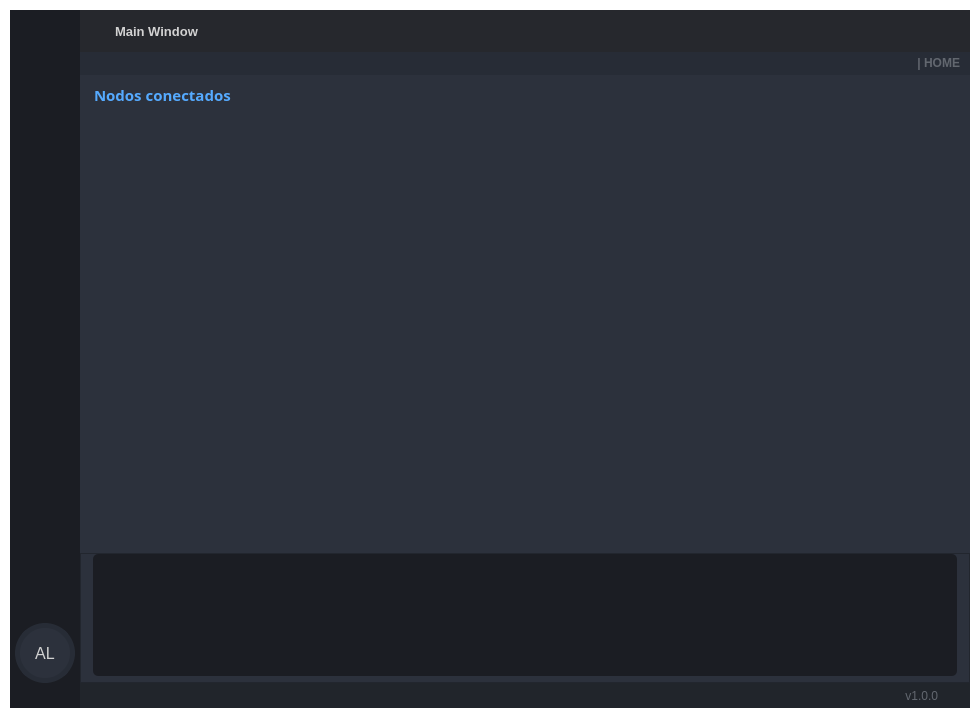
Above: visuals/GUI_BASE.ui from dariolggomez/HEATS-BOARD before the change. Below: the same form after it.
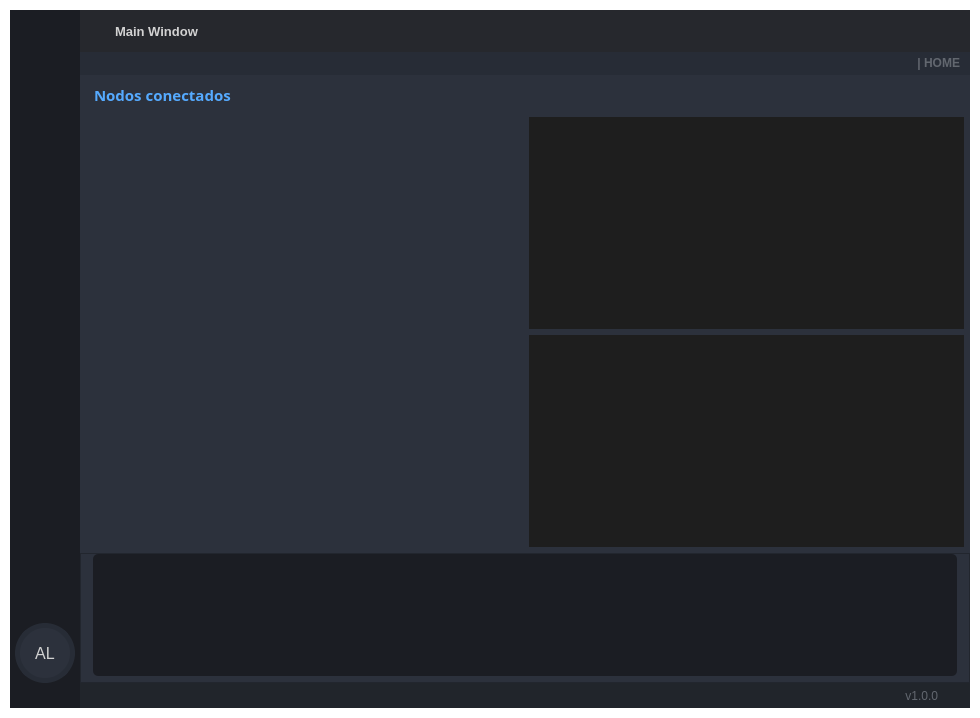
That is the form after the change. Icons and pictures are not drawn.

Commit message: load net table status

The edit to the form file:
```diff
--- a/visuals/GUI_BASE.ui
+++ b/visuals/GUI_BASE.ui
@@ -1765,24 +1765,786 @@
                              <enum>QFrame::Raised</enum>
                             </property>
                             <layout class="QVBoxLayout" name="verticalLayout_27">
+                             <property name="leftMargin">
+                              <number>0</number>
+                             </property>
+                             <property name="topMargin">
+                              <number>0</number>
+                             </property>
+                             <property name="rightMargin">
+                              <number>0</number>
+                             </property>
+                             <property name="bottomMargin">
+                              <number>0</number>
+                             </property>
                              <item>
                               <widget class="QFrame" name="frame_net_nodes">
                                <property name="frameShape">
-                                <enum>QFrame::StyledPanel</enum>
+                                <enum>QFrame::NoFrame</enum>
                                </property>
                                <property name="frameShadow">
                                 <enum>QFrame::Raised</enum>
                                </property>
+                               <layout class="QVBoxLayout" name="verticalLayout_33">
+                                <property name="leftMargin">
+                                 <number>0</number>
+                                </property>
+                                <property name="topMargin">
+                                 <number>0</number>
+                                </property>
+                                <property name="rightMargin">
+                                 <number>0</number>
+                                </property>
+                                <property name="bottomMargin">
+                                 <number>0</number>
+                                </property>
+                                <item>
+                                 <widget class="QTableWidget" name="netNodeStatusTable">
+                                  <property name="enabled">
+                                   <bool>true</bool>
+                                  </property>
+                                  <property name="sizePolicy">
+                                   <sizepolicy hsizetype="Preferred" vsizetype="Preferred">
+                                    <horstretch>0</horstretch>
+                                    <verstretch>0</verstretch>
+                                   </sizepolicy>
+                                  </property>
+                                  <property name="maximumSize">
+                                   <size>
+                                    <width>99999</width>
+                                    <height>1000</height>
+                                   </size>
+                                  </property>
+                                  <property name="palette">
+                                   <palette>
+                                    <active>
+                                     <colorrole role="WindowText">
+                                      <brush brushstyle="SolidPattern">
+                                       <color alpha="255">
+                                        <red>85</red>
+                                        <green>170</green>
+                                        <blue>255</blue>
+                                       </color>
+                                      </brush>
+                                     </colorrole>
+                                     <colorrole role="Button">
+                                      <brush brushstyle="SolidPattern">
+                                       <color alpha="255">
+                                        <red>30</red>
+                                        <green>30</green>
+                                        <blue>30</blue>
+                                       </color>
+                                      </brush>
+                                     </colorrole>
+                                     <colorrole role="Text">
+                                      <brush brushstyle="SolidPattern">
+                                       <color alpha="255">
+                                        <red>85</red>
+                                        <green>170</green>
+                                        <blue>255</blue>
+                                       </color>
+                                      </brush>
+                                     </colorrole>
+                                     <colorrole role="ButtonText">
+                                      <brush brushstyle="SolidPattern">
+                                       <color alpha="255">
+                                        <red>85</red>
+                                        <green>170</green>
+                                        <blue>255</blue>
+                                       </color>
+                                      </brush>
+                                     </colorrole>
+                                     <colorrole role="Base">
+                                      <brush brushstyle="SolidPattern">
+                                       <color alpha="255">
+                                        <red>30</red>
+                                        <green>30</green>
+                                        <blue>30</blue>
+                                       </color>
+                                      </brush>
+                                     </colorrole>
+                                     <colorrole role="Window">
+                                      <brush brushstyle="SolidPattern">
+                                       <color alpha="255">
+                                        <red>30</red>
+                                        <green>30</green>
+                                        <blue>30</blue>
+                                       </color>
+                                      </brush>
+                                     </colorrole>
+                                     <colorrole role="PlaceholderText">
+                                      <brush brushstyle="NoBrush">
+                                       <color alpha="128">
+                                        <red>85</red>
+                                        <green>170</green>
+                                        <blue>255</blue>
+                                       </color>
+                                      </brush>
+                                     </colorrole>
+                                    </active>
+                                    <inactive>
+                                     <colorrole role="WindowText">
+                                      <brush brushstyle="SolidPattern">
+                                       <color alpha="255">
+                                        <red>85</red>
+                                        <green>170</green>
+                                        <blue>255</blue>
+                                       </color>
+                                      </brush>
+                                     </colorrole>
+                                     <colorrole role="Button">
+                                      <brush brushstyle="SolidPattern">
+                                       <color alpha="255">
+                                        <red>30</red>
+                                        <green>30</green>
+                                        <blue>30</blue>
+                                       </color>
+                                      </brush>
+                                     </colorrole>
+                                     <colorrole role="Text">
+                                      <brush brushstyle="SolidPattern">
+                                       <color alpha="255">
+                                        <red>85</red>
+                                        <green>170</green>
+                                        <blue>255</blue>
+                                       </color>
+                                      </brush>
+                                     </colorrole>
+                                     <colorrole role="ButtonText">
+                                      <brush brushstyle="SolidPattern">
+                                       <color alpha="255">
+                                        <red>85</red>
+                                        <green>170</green>
+                                        <blue>255</blue>
+                                       </color>
+                                      </brush>
+                                     </colorrole>
+                                     <colorrole role="Base">
+                                      <brush brushstyle="SolidPattern">
+                                       <color alpha="255">
+                                        <red>30</red>
+                                        <green>30</green>
+                                        <blue>30</blue>
+                                       </color>
+                                      </brush>
+                                     </colorrole>
+                                     <colorrole role="Window">
+                                      <brush brushstyle="SolidPattern">
+                                       <color alpha="255">
+                                        <red>30</red>
+                                        <green>30</green>
+                                        <blue>30</blue>
+                                       </color>
+                                      </brush>
+                                     </colorrole>
+                                     <colorrole role="PlaceholderText">
+                                      <brush brushstyle="NoBrush">
+                                       <color alpha="128">
+                                        <red>85</red>
+                                        <green>170</green>
+                                        <blue>255</blue>
+                                       </color>
+                                      </brush>
+                                     </colorrole>
+                                    </inactive>
+                                    <disabled>
+                                     <colorrole role="WindowText">
+                                      <brush brushstyle="SolidPattern">
+                                       <color alpha="255">
+                                        <red>85</red>
+                                        <green>170</green>
+                                        <blue>255</blue>
+                                       </color>
+                                      </brush>
+                                     </colorrole>
+                                     <colorrole role="Button">
+                                      <brush brushstyle="SolidPattern">
+                                       <color alpha="255">
+                                        <red>30</red>
+                                        <green>30</green>
+                                        <blue>30</blue>
+                                       </color>
+                                      </brush>
+                                     </colorrole>
+                                     <colorrole role="Text">
+                                      <brush brushstyle="SolidPattern">
+                                       <color alpha="255">
+                                        <red>85</red>
+                                        <green>170</green>
+                                        <blue>255</blue>
+                                       </color>
+                                      </brush>
+                                     </colorrole>
+                                     <colorrole role="ButtonText">
+                                      <brush brushstyle="SolidPattern">
+                                       <color alpha="255">
+                                        <red>85</red>
+                                        <green>170</green>
+                                        <blue>255</blue>
+                                       </color>
+                                      </brush>
+                                     </colorrole>
+                                     <colorrole role="Base">
+                                      <brush brushstyle="SolidPattern">
+                                       <color alpha="255">
+                                        <red>30</red>
+                                        <green>30</green>
+                                        <blue>30</blue>
+                                       </color>
+                                      </brush>
+                                     </colorrole>
+                                     <colorrole role="Window">
+                                      <brush brushstyle="SolidPattern">
+                                       <color alpha="255">
+                                        <red>30</red>
+                                        <green>30</green>
+                                        <blue>30</blue>
+                                       </color>
+                                      </brush>
+                                     </colorrole>
+                                     <colorrole role="PlaceholderText">
+                                      <brush brushstyle="NoBrush">
+                                       <color alpha="128">
+                                        <red>85</red>
+                                        <green>170</green>
+                                        <blue>255</blue>
+                                       </color>
+                                      </brush>
+                                     </colorrole>
+                                    </disabled>
+                                   </palette>
+                                  </property>
+                                  <property name="focusPolicy">
+                                   <enum>Qt::NoFocus</enum>
+                                  </property>
+                                  <property name="styleSheet">
+                                   <string notr="true">QTableWidget {	
+	background-color: rgb(30, 30, 30);
+	padding: 10px;
+	border-radius: 0px;
+	gridline-color: rgb(44, 49, 60);
+	/*border-bottom: 1px solid rgb(44, 49, 60);*/
+	border-top-left-radius: 0px;
+	border-top-right-radius: 0px;
+}
+QTableWidget::item{
+	border-color: rgb(44, 49, 60);
+	padding-left: 5px;
+	padding-right: 5px;
+	gridline-color: rgb(44, 49, 60);
+}
+QTableWidget::item:selected{
+	background-color: rgb(50, 50, 51);
+	color: rgb(219, 219, 219);
+}
+QScrollBar:horizontal {
+    border: none;
+    background: rgb(52, 59, 72);
+    height: 14px;
+    margin: 0px 21px 0 21px;
+	border-radius: 0px;
+}
+ QScrollBar:vertical {
+	border: none;
+    background: rgb(52, 59, 72);
+    width: 14px;
+    margin: 21px 0 21px 0;
+	border-radius: 0px;
+ }
+QHeaderView::section{
+	Background-color: rgb(39, 44, 54);
+	max-width: 30px;
+	border: 1px solid rgb(44, 49, 60);
+	border-style: none;
+    border-bottom: 1px solid rgb(44, 49, 60);
+    border-right: 1px solid rgb(44, 49, 60);
+}
+QTableWidget::horizontalHeader {	
+	background-color: rgb(81, 255, 0);
+}
+QHeaderView::section:horizontal
+{
+    border: 1px solid rgb(30,30,30);
+	background-color: rgb(0, 122, 204);
+	padding: 3px;
+	border-top-left-radius: 7px;
+    border-top-right-radius: 7px;
+}
+QHeaderView::section:vertical
+{
+    border: 1px solid rgb(0, 122, 204);
+}
+</string>
+                                  </property>
+                                  <property name="frameShape">
+                                   <enum>QFrame::NoFrame</enum>
+                                  </property>
+                                  <property name="verticalScrollBarPolicy">
+                                   <enum>Qt::ScrollBarAsNeeded</enum>
+                                  </property>
+                                  <property name="horizontalScrollBarPolicy">
+                                   <enum>Qt::ScrollBarAsNeeded</enum>
+                                  </property>
+                                  <property name="sizeAdjustPolicy">
+                                   <enum>QAbstractScrollArea::AdjustToContents</enum>
+                                  </property>
+                                  <property name="autoScroll">
+                                   <bool>true</bool>
+                                  </property>
+                                  <property name="autoScrollMargin">
+                                   <number>16</number>
+                                  </property>
+                                  <property name="editTriggers">
+                                   <set>QAbstractItemView::NoEditTriggers</set>
+                                  </property>
+                                  <property name="alternatingRowColors">
+                                   <bool>false</bool>
+                                  </property>
+                                  <property name="selectionMode">
+                                   <enum>QAbstractItemView::SingleSelection</enum>
+                                  </property>
+                                  <property name="selectionBehavior">
+                                   <enum>QAbstractItemView::SelectRows</enum>
+                                  </property>
+                                  <property name="verticalScrollMode">
+                                   <enum>QAbstractItemView::ScrollPerPixel</enum>
+                                  </property>
+                                  <property name="horizontalScrollMode">
+                                   <enum>QAbstractItemView::ScrollPerPixel</enum>
+                                  </property>
+                                  <property name="showGrid">
+                                   <bool>true</bool>
+                                  </property>
+                                  <property name="gridStyle">
+                                   <enum>Qt::SolidLine</enum>
+                                  </property>
+                                  <property name="sortingEnabled">
+                                   <bool>true</bool>
+                                  </property>
+                                  <property name="wordWrap">
+                                   <bool>true</bool>
+                                  </property>
+                                  <property name="rowCount">
+                                   <number>0</number>
+                                  </property>
+                                  <attribute name="horizontalHeaderVisible">
+                                   <bool>false</bool>
+                                  </attribute>
+                                  <attribute name="horizontalHeaderCascadingSectionResizes">
+                                   <bool>false</bool>
+                                  </attribute>
+                                  <attribute name="horizontalHeaderDefaultSectionSize">
+                                   <number>200</number>
+                                  </attribute>
+                                  <attribute name="horizontalHeaderStretchLastSection">
+                                   <bool>true</bool>
+                                  </attribute>
+                                  <attribute name="verticalHeaderVisible">
+                                   <bool>false</bool>
+                                  </attribute>
+                                  <attribute name="verticalHeaderCascadingSectionResizes">
+                                   <bool>false</bool>
+                                  </attribute>
+                                  <attribute name="verticalHeaderMinimumSectionSize">
+                                   <number>30</number>
+                                  </attribute>
+                                  <attribute name="verticalHeaderDefaultSectionSize">
+                                   <number>30</number>
+                                  </attribute>
+                                  <attribute name="verticalHeaderHighlightSections">
+                                   <bool>false</bool>
+                                  </attribute>
+                                  <attribute name="verticalHeaderStretchLastSection">
+                                   <bool>false</bool>
+                                  </attribute>
+                                 </widget>
+                                </item>
+                               </layout>
                               </widget>
                              </item>
                              <item>
                               <widget class="QFrame" name="frame_rt_nodes">
                                <property name="frameShape">
-                                <enum>QFrame::StyledPanel</enum>
+                                <enum>QFrame::NoFrame</enum>
                                </property>
                                <property name="frameShadow">
                                 <enum>QFrame::Raised</enum>
                                </property>
+                               <layout class="QVBoxLayout" name="verticalLayout_36">
+                                <property name="leftMargin">
+                                 <number>0</number>
+                                </property>
+                                <property name="topMargin">
+                                 <number>0</number>
+                                </property>
+                                <property name="rightMargin">
+                                 <number>0</number>
+                                </property>
+                                <property name="bottomMargin">
+                                 <number>0</number>
+                                </property>
+                                <item>
+                                 <widget class="QTableWidget" name="rtNodeStatusTable">
+                                  <property name="enabled">
+                                   <bool>true</bool>
+                                  </property>
+                                  <property name="sizePolicy">
+                                   <sizepolicy hsizetype="Preferred" vsizetype="Preferred">
+                                    <horstretch>0</horstretch>
+                                    <verstretch>0</verstretch>
+                                   </sizepolicy>
+                                  </property>
+                                  <property name="maximumSize">
+                                   <size>
+                                    <width>99999</width>
+                                    <height>1000</height>
+                                   </size>
+                                  </property>
+                                  <property name="palette">
+                                   <palette>
+                                    <active>
+                                     <colorrole role="WindowText">
+                                      <brush brushstyle="SolidPattern">
+                                       <color alpha="255">
+                                        <red>85</red>
+                                        <green>170</green>
+                                        <blue>255</blue>
+                                       </color>
+                                      </brush>
+                                     </colorrole>
+                                     <colorrole role="Button">
+                                      <brush brushstyle="SolidPattern">
+                                       <color alpha="255">
+                                        <red>30</red>
+                                        <green>30</green>
+                                        <blue>30</blue>
+                                       </color>
+                                      </brush>
+                                     </colorrole>
+                                     <colorrole role="Text">
+                                      <brush brushstyle="SolidPattern">
+                                       <color alpha="255">
+                                        <red>85</red>
+                                        <green>170</green>
+                                        <blue>255</blue>
+                                       </color>
+                                      </brush>
+                                     </colorrole>
+                                     <colorrole role="ButtonText">
+                                      <brush brushstyle="SolidPattern">
+                                       <color alpha="255">
+                                        <red>85</red>
+                                        <green>170</green>
+                                        <blue>255</blue>
+                                       </color>
+                                      </brush>
+                                     </colorrole>
+                                     <colorrole role="Base">
+                                      <brush brushstyle="SolidPattern">
+                                       <color alpha="255">
+                                        <red>30</red>
+                                        <green>30</green>
+                                        <blue>30</blue>
+                                       </color>
+                                      </brush>
+                                     </colorrole>
+                                     <colorrole role="Window">
+                                      <brush brushstyle="SolidPattern">
+                                       <color alpha="255">
+                                        <red>30</red>
+                                        <green>30</green>
+                                        <blue>30</blue>
+                                       </color>
+                                      </brush>
+                                     </colorrole>
+                                     <colorrole role="PlaceholderText">
+                                      <brush brushstyle="NoBrush">
+                                       <color alpha="128">
+                                        <red>85</red>
+                                        <green>170</green>
+                                        <blue>255</blue>
+                                       </color>
+                                      </brush>
+                                     </colorrole>
+                                    </active>
+                                    <inactive>
+                                     <colorrole role="WindowText">
+                                      <brush brushstyle="SolidPattern">
+                                       <color alpha="255">
+                                        <red>85</red>
+                                        <green>170</green>
+                                        <blue>255</blue>
+                                       </color>
+                                      </brush>
+                                     </colorrole>
+                                     <colorrole role="Button">
+                                      <brush brushstyle="SolidPattern">
+                                       <color alpha="255">
+                                        <red>30</red>
+                                        <green>30</green>
+                                        <blue>30</blue>
+                                       </color>
+                                      </brush>
+                                     </colorrole>
+                                     <colorrole role="Text">
+                                      <brush brushstyle="SolidPattern">
+                                       <color alpha="255">
+                                        <red>85</red>
+                                        <green>170</green>
+                                        <blue>255</blue>
+                                       </color>
+                                      </brush>
+                                     </colorrole>
+                                     <colorrole role="ButtonText">
+                                      <brush brushstyle="SolidPattern">
+                                       <color alpha="255">
+                                        <red>85</red>
+                                        <green>170</green>
+                                        <blue>255</blue>
+                                       </color>
+                                      </brush>
+                                     </colorrole>
+                                     <colorrole role="Base">
+                                      <brush brushstyle="SolidPattern">
+                                       <color alpha="255">
+                                        <red>30</red>
+                                        <green>30</green>
+                                        <blue>30</blue>
+                                       </color>
+                                      </brush>
+                                     </colorrole>
+                                     <colorrole role="Window">
+                                      <brush brushstyle="SolidPattern">
+                                       <color alpha="255">
+                                        <red>30</red>
+                                        <green>30</green>
+                                        <blue>30</blue>
+                                       </color>
+                                      </brush>
+                                     </colorrole>
+                                     <colorrole role="PlaceholderText">
+                                      <brush brushstyle="NoBrush">
+                                       <color alpha="128">
+                                        <red>85</red>
+                                        <green>170</green>
+                                        <blue>255</blue>
+                                       </color>
+                                      </brush>
+                                     </colorrole>
+                                    </inactive>
+                                    <disabled>
+                                     <colorrole role="WindowText">
+                                      <brush brushstyle="SolidPattern">
+                                       <color alpha="255">
+                                        <red>85</red>
+                                        <green>170</green>
+                                        <blue>255</blue>
+                                       </color>
+                                      </brush>
+                                     </colorrole>
+                                     <colorrole role="Button">
+                                      <brush brushstyle="SolidPattern">
+                                       <color alpha="255">
+                                        <red>30</red>
+                                        <green>30</green>
+                                        <blue>30</blue>
+                                       </color>
+                                      </brush>
+                                     </colorrole>
+                                     <colorrole role="Text">
+                                      <brush brushstyle="SolidPattern">
+                                       <color alpha="255">
+                                        <red>85</red>
+                                        <green>170</green>
+                                        <blue>255</blue>
+                                       </color>
+                                      </brush>
+                                     </colorrole>
+                                     <colorrole role="ButtonText">
+                                      <brush brushstyle="SolidPattern">
+                                       <color alpha="255">
+                                        <red>85</red>
+                                        <green>170</green>
+                                        <blue>255</blue>
+                                       </color>
+                                      </brush>
+                                     </colorrole>
+                                     <colorrole role="Base">
+                                      <brush brushstyle="SolidPattern">
+                                       <color alpha="255">
+                                        <red>30</red>
+                                        <green>30</green>
+                                        <blue>30</blue>
+                                       </color>
+                                      </brush>
+                                     </colorrole>
+                                     <colorrole role="Window">
+                                      <brush brushstyle="SolidPattern">
+                                       <color alpha="255">
+                                        <red>30</red>
+                                        <green>30</green>
+                                        <blue>30</blue>
+                                       </color>
+                                      </brush>
+                                     </colorrole>
+                                     <colorrole role="PlaceholderText">
+                                      <brush brushstyle="NoBrush">
+                                       <color alpha="128">
+                                        <red>85</red>
+                                        <green>170</green>
+                                        <blue>255</blue>
+                                       </color>
+                                      </brush>
+                                     </colorrole>
+                                    </disabled>
+                                   </palette>
+                                  </property>
+                                  <property name="focusPolicy">
+                                   <enum>Qt::NoFocus</enum>
+                                  </property>
+                                  <property name="styleSheet">
+                                   <string notr="true">QTableWidget {	
+	background-color: rgb(30, 30, 30);
+	padding: 10px;
+	border-radius: 0px;
+	gridline-color: rgb(44, 49, 60);
+	/*border-bottom: 1px solid rgb(44, 49, 60);*/
+	border-top-left-radius: 0px;
+	border-top-right-radius: 0px;
+}
+QTableWidget::item{
+	border-color: rgb(44, 49, 60);
+	padding-left: 5px;
+	padding-right: 5px;
+	gridline-color: rgb(44, 49, 60);
+}
+QTableWidget::item:selected{
+	background-color: rgb(50, 50, 51);
+	color: rgb(219, 219, 219);
+}
+QScrollBar:horizontal {
+    border: none;
+    background: rgb(52, 59, 72);
+    height: 14px;
+    margin: 0px 21px 0 21px;
+	border-radius: 0px;
+}
+ QScrollBar:vertical {
+	border: none;
+    background: rgb(52, 59, 72);
+    width: 14px;
+    margin: 21px 0 21px 0;
+	border-radius: 0px;
+ }
+QHeaderView::section{
+	Background-color: rgb(39, 44, 54);
+	max-width: 30px;
+	border: 1px solid rgb(44, 49, 60);
+	border-style: none;
+    border-bottom: 1px solid rgb(44, 49, 60);
+    border-right: 1px solid rgb(44, 49, 60);
+}
+QTableWidget::horizontalHeader {	
+	background-color: rgb(81, 255, 0);
+}
+QHeaderView::section:horizontal
+{
+    border: 1px solid rgb(30,30,30);
+	background-color: rgb(0, 122, 204);
+	padding: 3px;
+	border-top-left-radius: 7px;
+    border-top-right-radius: 7px;
+}
+QHeaderView::section:vertical
+{
+    border: 1px solid rgb(0, 122, 204);
+}
+</string>
+                                  </property>
+                                  <property name="frameShape">
+                                   <enum>QFrame::NoFrame</enum>
+                                  </property>
+                                  <property name="verticalScrollBarPolicy">
+                                   <enum>Qt::ScrollBarAsNeeded</enum>
+                                  </property>
+                                  <property name="horizontalScrollBarPolicy">
+                                   <enum>Qt::ScrollBarAsNeeded</enum>
+                                  </property>
+                                  <property name="sizeAdjustPolicy">
+                                   <enum>QAbstractScrollArea::AdjustToContents</enum>
+                                  </property>
+                                  <property name="autoScroll">
+                                   <bool>true</bool>
+                                  </property>
+                                  <property name="autoScrollMargin">
+                                   <number>16</number>
+                                  </property>
+                                  <property name="editTriggers">
+                                   <set>QAbstractItemView::NoEditTriggers</set>
+                                  </property>
+                                  <property name="alternatingRowColors">
+                                   <bool>false</bool>
+                                  </property>
+                                  <property name="selectionMode">
+                                   <enum>QAbstractItemView::SingleSelection</enum>
+                                  </property>
+                                  <property name="selectionBehavior">
+                                   <enum>QAbstractItemView::SelectRows</enum>
+                                  </property>
+                                  <property name="verticalScrollMode">
+                                   <enum>QAbstractItemView::ScrollPerPixel</enum>
+                                  </property>
+                                  <property name="horizontalScrollMode">
+                                   <enum>QAbstractItemView::ScrollPerPixel</enum>
+                                  </property>
+                                  <property name="showGrid">
+                                   <bool>true</bool>
+                                  </property>
+                                  <property name="gridStyle">
+                                   <enum>Qt::SolidLine</enum>
+                                  </property>
+                                  <property name="sortingEnabled">
+                                   <bool>true</bool>
+                                  </property>
+                                  <property name="wordWrap">
+                                   <bool>true</bool>
+                                  </property>
+                                  <property name="rowCount">
+                                   <number>0</number>
+                                  </property>
+                                  <attribute name="horizontalHeaderVisible">
+                                   <bool>false</bool>
+                                  </attribute>
+                                  <attribute name="horizontalHeaderCascadingSectionResizes">
+                                   <bool>false</bool>
+                                  </attribute>
+                                  <attribute name="horizontalHeaderDefaultSectionSize">
+                                   <number>200</number>
+                                  </attribute>
+                                  <attribute name="horizontalHeaderStretchLastSection">
+                                   <bool>true</bool>
+                                  </attribute>
+                                  <attribute name="verticalHeaderVisible">
+                                   <bool>false</bool>
+                                  </attribute>
+                                  <attribute name="verticalHeaderCascadingSectionResizes">
+                                   <bool>false</bool>
+                                  </attribute>
+                                  <attribute name="verticalHeaderMinimumSectionSize">
+                                   <number>30</number>
+                                  </attribute>
+                                  <attribute name="verticalHeaderDefaultSectionSize">
+                                   <number>30</number>
+                                  </attribute>
+                                  <attribute name="verticalHeaderHighlightSections">
+                                   <bool>false</bool>
+                                  </attribute>
+                                  <attribute name="verticalHeaderStretchLastSection">
+                                   <bool>false</bool>
+                                  </attribute>
+                                 </widget>
+                                </item>
+                               </layout>
                               </widget>
                              </item>
                             </layout>
```
The commit also changes 3 other files.
